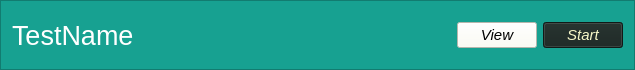
Old version of the form src/views/ui/testButton.ui in the repository adibozzhanov/LeProgram.
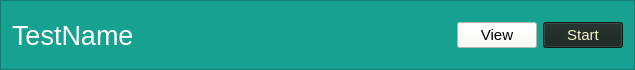
New version of the form.

Commit message: pushed un italic

Diff of the .ui file:
```diff
--- a/src/views/ui/testButton.ui
+++ b/src/views/ui/testButton.ui
@@ -84,7 +84,7 @@
       <font>
        <family>Helvetica Neue</family>
        <pointsize>11</pointsize>
-       <italic>true</italic>
+       <italic>false</italic>
       </font>
      </property>
      <property name="styleSheet">
@@ -104,7 +104,7 @@
       <font>
        <family>Helvetica Neue</family>
        <pointsize>11</pointsize>
-       <italic>true</italic>
+       <italic>false</italic>
       </font>
      </property>
      <property name="styleSheet">
```
The commit also changes 16 other files.
